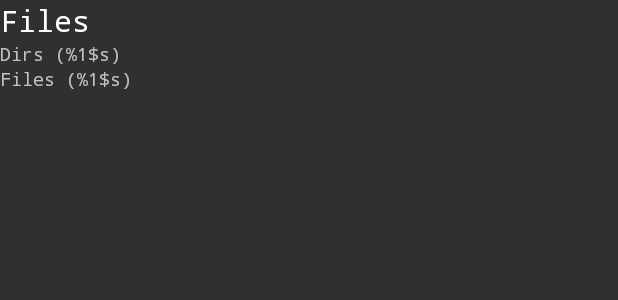
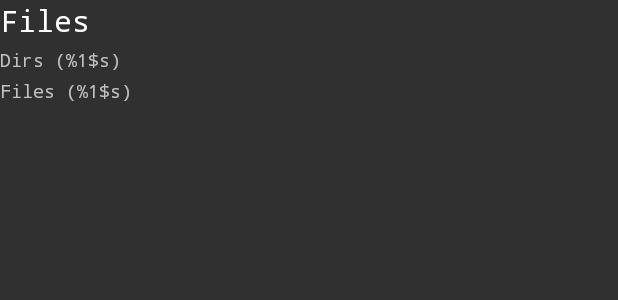
Before and after one commit to rascarlo/ArchPackages, an Android app: the layout details_files.xml on its own in the app's theme, with its tools: preview values and no code run, on a phone screen of 412 x 824 dp. Shown: the top 300 px of the screen. Run offline under Robolectric (Android 15) with nearby library versions, the phone set to English and light mode, and no system bars.

Commit message:
details files spacing

```diff
--- a/app/src/main/res/layout/details_files.xml
+++ b/app/src/main/res/layout/details_files.xml
@@ -31,6 +31,7 @@
             android:id="@+id/details_text_view_dirs_count"
             android:layout_width="match_parent"
             android:layout_height="wrap_content"
+            android:layout_marginTop="4dp"
             android:text="@{@string/formatted_dirs_count(Files.dirCount)}"
             android:textAppearance="@style/TextAppearance.AppCompat.Caption"
             tools:text="@string/formatted_dirs_count" />
@@ -39,6 +40,7 @@
             android:id="@+id/details_text_view_files_count"
             android:layout_width="match_parent"
             android:layout_height="wrap_content"
+            android:layout_marginTop="4dp"
             android:text="@{@string/formatted_files_count(Files.filesCount)}"
             android:textAppearance="@style/TextAppearance.AppCompat.Caption"
             tools:text="@string/formatted_files_count" />
--- a/app/src/main/res/layout/string_item.xml
+++ b/app/src/main/res/layout/string_item.xml
@@ -16,9 +16,11 @@
         android:id="@+id/string_item_text_view"
         android:layout_width="match_parent"
         android:layout_height="wrap_content"
-        android:textColor="@color/grey_300"
+        android:paddingTop="4dp"
+        android:paddingBottom="4dp"
         android:text="@{string.trim()}"
         android:textAppearance="@style/TextAppearance.AppCompat.Body1"
+        android:textColor="@color/grey_300"
         tools:text="@string/app_name" />
 
 </layout>
```
Also changed, not shown: app/src/main/java/com/rascarlo/arch/packages/ui/DetailsFragment.java (+0 -9 lines).
